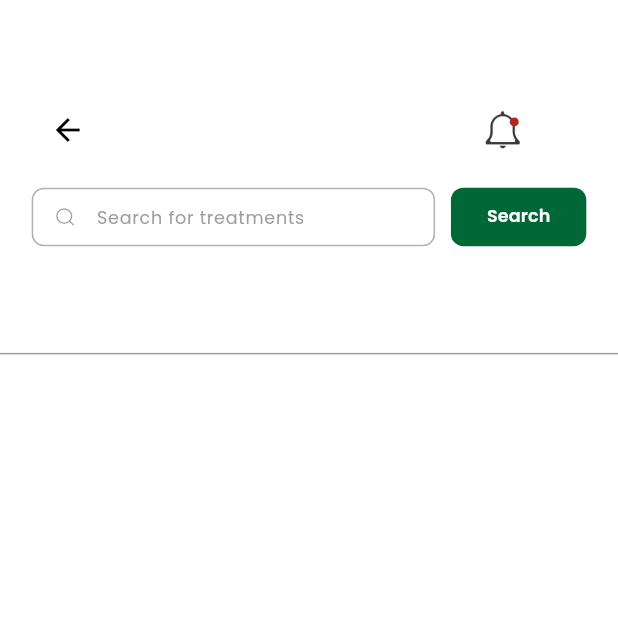
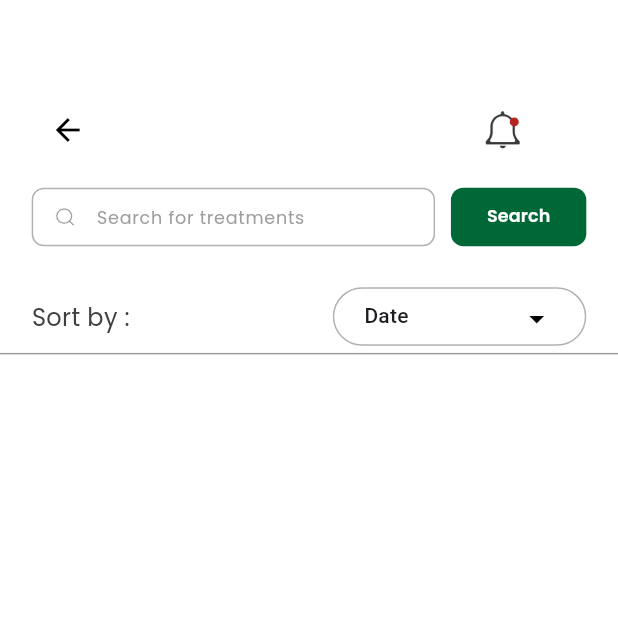
Before and after one commit to Abhilash-Puthukkudi/Flutter_Noviindus, a Flutter app: the HomeScreen screen opened by its route, on a phone screen of 412 x 824 dp, the top half of it. Run offline on Flutter 3.47's test engine with Material 3 defaults, Android fonts, the phone set to English and light mode, and no system bars; our stand-ins replace bloc, equatable, flutter_bloc, flutter_screenutil, flutter_secure_storage, flutter_svg_provider and 2 more; accounts and stored records are empty.

Commit message:
drop down added

```diff
--- a/lib/src/presentation/view/home/home/appbar.dart
+++ b/lib/src/presentation/view/home/home/appbar.dart
@@ -6,6 +6,7 @@ import 'package:machine_test/src/presentation/core/constants/app_images.dart';
 import 'package:machine_test/src/presentation/core/constants/app_typography.dart';
 
 import 'package:machine_test/src/presentation/core/widgets/primary_button.dart';
+import 'package:machine_test/src/presentation/view/home/home/widgets/custom_filer_dropdown.dart';
 import 'package:machine_test/src/presentation/view/home/home/widgets/search_bar.dart';
 
 class CustomAppBar extends StatelessWidget implements PreferredSizeWidget {
@@ -50,7 +51,9 @@ class CustomAppBar extends StatelessWidget implements PreferredSizeWidget {
           SizedBox(height: 15.h),
           Padding(
             padding: EdgeInsets.symmetric(horizontal: 20.w),
-            child: Row(
+            child: Column(
+              children: [
+                Row(
                   children: [
                     // Search field
                     Expanded(
@@ -70,11 +73,33 @@ class CustomAppBar extends StatelessWidget implements PreferredSizeWidget {
                         ))
                   ],
                 ),
-          ),
                 SizedBox(
                   height: 28.h,
                 ),
-
+                Row(
+                  mainAxisAlignment: MainAxisAlignment.spaceBetween,
+                  children: [
+                    const Text(
+                      'Sort by :',
+                      style: TextStyle(
+                        color: Color(0xFF404040),
+                        fontSize: 16,
+                        fontFamily: 'Poppins',
+                        fontWeight: FontWeight.w500,
+                        height: 0,
+                      ),
+                    ),
+                    CustomDropdownButton(
+                      items: const ["Date", "A-Z", "Z-A"],
+                      onChanged: (value) {},
+                      selectedValue: "Date",
+                      hint: "",
+                    )
+                  ],
+                )
+              ],
+            ),
+          ),
         ],
       ),
     );
--- /dev/null
+++ b/lib/src/presentation/view/home/home/widgets/custom_filer_dropdown.dart
@@ -0,0 +1,57 @@
+import 'package:flutter/material.dart';
+
+class CustomDropdownButton extends StatelessWidget {
+  final List<String> items;
+  final String hint;
+  final ValueChanged<String?> onChanged;
+  final String? selectedValue;
+
+  const CustomDropdownButton({
+    super.key,
+    required this.items,
+    required this.hint,
+    required this.onChanged,
+    this.selectedValue,
+  });
+
+  @override
+  Widget build(BuildContext context) {
+    return Container(
+      width: 169,
+      height: 39,
+      padding: const EdgeInsets.symmetric(horizontal: 20, vertical: 8),
+      decoration: ShapeDecoration(
+        shape: RoundedRectangleBorder(
+          side: BorderSide(
+            width: 1,
+            color: Colors.black.withOpacity(0.3),
+          ),
+          borderRadius: BorderRadius.circular(33),
+        ),
+      ),
+      child: DropdownButton<String>(
+        isExpanded: true,
+        underline: const SizedBox.shrink(),
+        icon: const Icon(Icons.arrow_drop_down, color: Colors.black),
+        hint: Text(
+          hint,
+          style: TextStyle(
+            color: Colors.black.withOpacity(0.6),
+            fontSize: 14,
+          ),
+        ),
+        value: selectedValue,
+        items: items.map((String value) {
+          return DropdownMenuItem<String>(
+            value: value,
+            child: Text(
+              value,
+              style: const TextStyle(fontSize: 14),
+            ),
+          );
+        }).toList(),
+        onChanged: onChanged,
+      ),
+    );
+  }
+}
```
Lines whose indentation alone changed are shown as unchanged.
